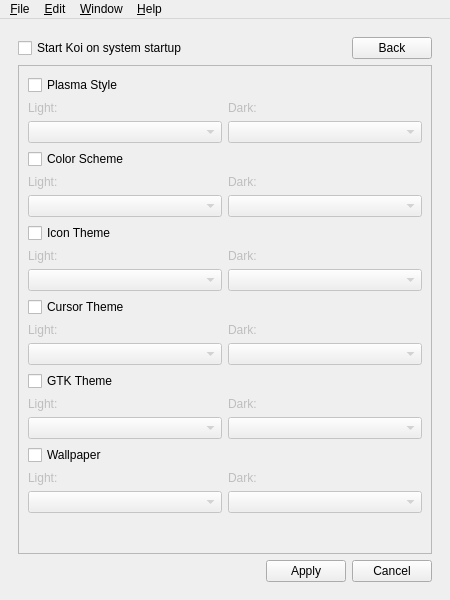
Above: mainwindow.ui from baduhai/Koi before the change. Below: the same form after it.
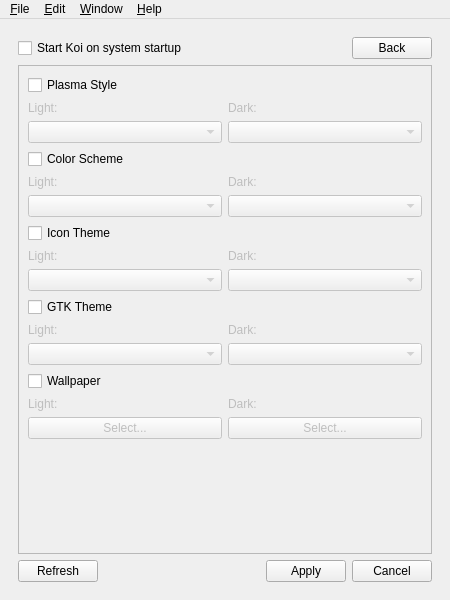
That is the form after the change. Icons and pictures are not drawn.

Commit message: Integration between license, about dialog, and mainwindow

The edit to the form file:
```diff
--- a/mainwindow.ui
+++ b/mainwindow.ui
@@ -201,9 +201,9 @@
            <property name="geometry">
             <rect>
              <x>0</x>
-             <y>0</y>
+             <y>-30</y>
              <width>401</width>
-             <height>582</height>
+             <height>488</height>
             </rect>
            </property>
            <layout class="QFormLayout" name="formLayout">
@@ -367,59 +367,6 @@
              </layout>
             </item>
             <item row="3" column="0" colspan="2">
-             <layout class="QVBoxLayout" name="cursorTheme">
-              <item>
-               <widget class="QCheckBox" name="cursorCheckBox">
-                <property name="text">
-                 <string>Cursor Theme</string>
-                </property>
-               </widget>
-              </item>
-              <item>
-               <layout class="QHBoxLayout" name="horizontalLayout_9">
-                <item>
-                 <widget class="QLabel" name="lightCursor">
-                  <property name="enabled">
-                   <bool>false</bool>
-                  </property>
-                  <property name="text">
-                   <string>Light:</string>
-                  </property>
-                 </widget>
-                </item>
-                <item>
-                 <widget class="QLabel" name="darkCursor">
-                  <property name="enabled">
-                   <bool>false</bool>
-                  </property>
-                  <property name="text">
-                   <string>Dark:</string>
-                  </property>
-                 </widget>
-                </item>
-               </layout>
-              </item>
-              <item>
-               <layout class="QHBoxLayout" name="horizontalLayout_10">
-                <item>
-                 <widget class="QComboBox" name="lightDropCursor">
-                  <property name="enabled">
-                   <bool>false</bool>
-                  </property>
-                 </widget>
-                </item>
-                <item>
-                 <widget class="QComboBox" name="darkDropCursor">
-                  <property name="enabled">
-                   <bool>false</bool>
-                  </property>
-                 </widget>
-                </item>
-               </layout>
-              </item>
-             </layout>
-            </item>
-            <item row="4" column="0" colspan="2">
              <layout class="QVBoxLayout" name="gtkTheme">
               <item>
                <widget class="QCheckBox" name="gtkCheckBox">
@@ -472,7 +419,7 @@
               </item>
              </layout>
             </item>
-            <item row="5" column="0" colspan="2">
+            <item row="4" column="0" colspan="2">
              <layout class="QVBoxLayout" name="wallpaper">
               <item>
                <widget class="QCheckBox" name="wallCheckBox">
@@ -508,17 +455,35 @@
               <item>
                <layout class="QHBoxLayout" name="horizontalLayout_14">
                 <item>
-                 <widget class="QComboBox" name="lightDropWall">
+                 <widget class="QPushButton" name="lightWallBtn">
                   <property name="enabled">
                    <bool>false</bool>
                   </property>
+                  <property name="maximumSize">
+                   <size>
+                    <width>16777215</width>
+                    <height>16777215</height>
+                   </size>
+                  </property>
+                  <property name="text">
+                   <string>Select...</string>
+                  </property>
                  </widget>
                 </item>
                 <item>
-                 <widget class="QComboBox" name="darkDropWall">
+                 <widget class="QPushButton" name="darkWallBtn">
                   <property name="enabled">
                    <bool>false</bool>
                   </property>
+                  <property name="maximumSize">
+                   <size>
+                    <width>16777215</width>
+                    <height>16777215</height>
+                   </size>
+                  </property>
+                  <property name="text">
+                   <string>Select...</string>
+                  </property>
                  </widget>
                 </item>
                </layout>
@@ -531,6 +496,17 @@
         </item>
         <item row="2" column="0">
          <layout class="QHBoxLayout" name="horizontalLayout_2">
+          <item>
+           <widget class="QPushButton" name="refreshBtn">
+            <property name="text">
+             <string>Refresh</string>
+            </property>
+            <property name="icon">
+             <iconset theme="view-refresh">
+              <normaloff>.</normaloff>.</iconset>
+            </property>
+           </widget>
+          </item>
           <item>
            <spacer name="horizontalSpacer_3">
             <property name="orientation">
```
Left out of the diff: 4 changed lines with no effect on the pictures. The commit also changes 2 other files.
